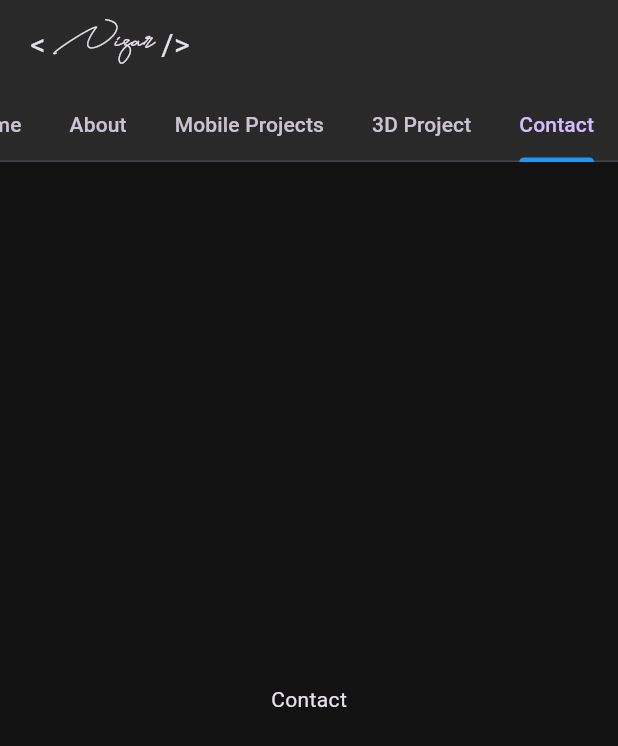
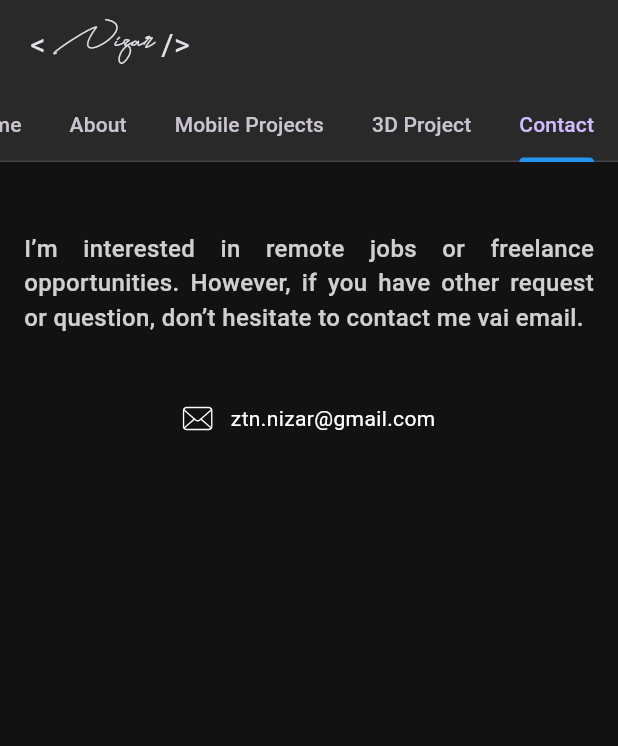
Before and after one commit to nizarzitouni/portfolio, a Flutter app: the screen it shows after launch, tab 5 chosen, on a phone screen of 412 x 824 dp. Shown: the top 746 px of the screen. Run offline on Flutter 3.47's test engine with Material 3 defaults, Android fonts, the phone set to English and light mode, and no system bars; our stand-ins replace carousel_slider, flutter_screenutil, flutter_svg, gap, go_router, google_fonts; missing offline and left inert: responsive_grid_list, universal_html.

Commit message:
Mobile Version finished

```diff
--- /dev/null
+++ b/lib/view/home_v_mobile/contact/mob_contact.dart
@@ -0,0 +1,76 @@
+import 'package:flutter/material.dart';
+import 'package:flutter_svg/flutter_svg.dart';
+import 'package:gap/gap.dart';
+
+import '../../../core/constants.dart';
+import '../../../core/functions.dart';
+import '../../../core/pallete.dart';
+
+class MobContact extends StatelessWidget {
+  const MobContact({Key? key}) : super(key: key);
+
+  @override
+  Widget build(BuildContext context) {
+    return Padding(
+      padding: const EdgeInsets.all(16.0),
+      child: Column(
+        children: [
+          const Gap(30),
+          Wrap(
+            alignment: WrapAlignment.spaceBetween,
+            runAlignment: WrapAlignment.center,
+            runSpacing: 16,
+            children: [
+              Center(
+                child: Text(
+                  'I’m interested in remote jobs or freelance opportunities. However, if you have other request or question, don’t hesitate to contact me vai email.',
+                  style: TextStyle(
+                    color: Colors.white.withOpacity(.8),
+                    fontSize: 16,
+                    fontWeight: FontWeight.w500,
+                  ),
+                  textAlign: TextAlign.justify,
+                ),
+              ),
+              const Gap(30),
+              Center(
+                child: RawMaterialButton(
+                  hoverColor: Pallete.whiteColor.withOpacity(.4), // Set the hover color
+                  shape: RoundedRectangleBorder(
+                    borderRadius: BorderRadius.circular(8.0),
+                  ),
+                  padding: const EdgeInsets.all(12.0),
+
+                  onPressed: () {
+                    sendEmail();
+                  },
+                  child: Row(
+                    mainAxisSize: MainAxisSize.min,
+                    mainAxisAlignment: MainAxisAlignment.start,
+                    crossAxisAlignment: CrossAxisAlignment.center,
+                    children: [
+                      SvgPicture.asset(
+                        AssetsConstants.emailSvg,
+                        height: 20,
+                        colorFilter: const ColorFilter.mode(Colors.white, BlendMode.srcIn),
+                      ),
+                      const SizedBox(width: 12.0),
+                      const Text(
+                        'ztn.nizar@gmail.com',
+                        style: TextStyle(
+                          color: Colors.white,
+                          fontWeight: FontWeight.w400,
+                        ),
+                      ),
+                    ],
+                  ),
+                ),
+              ),
+            ],
+          ),
+          const Gap(30),
+        ],
+      ),
+    );
+  }
+}
--- a/lib/view/home_v_mobile/widgets/tabs_widget.dart
+++ b/lib/view/home_v_mobile/widgets/tabs_widget.dart
@@ -1,9 +1,11 @@
 import 'package:flutter/material.dart';
-import 'package:nizar_ztn_portfolio/core/pallete.dart';
-import 'package:nizar_ztn_portfolio/view/home_v_mobile/about/mob_about.dart';
 
-import '../../../core/constants.dart';
+import '../../../core/pallete.dart';
+import '../../../models/projects_data.dart';
+import '../about/mob_about.dart';
+import '../contact/mob_contact.dart';
 import '../home/mob_home.dart';
+import '../projects/mob_flutter_projects.dart';
 
 class TabsWidget extends StatefulWidget {
   const TabsWidget({Key? key}) : super(key: key);
@@ -52,12 +54,12 @@ class _TabsWidgetState extends State<TabsWidget> with SingleTickerProviderStateM
         Expanded(
           child: TabBarView(
             controller: _tabController,
-            children: const [
-              MobHome(),
-              MobAbout(),
-              Center(child: Text(MOBILEPROJECTS_HEADER)),
-              Center(child: Text(THREED_HEADER)),
-              Center(child: Text(CONTACT_HEADER)),
+            children: [
+              const MobHome(),
+              const MobAbout(),
+              MobFlutterProjects(projectModelsList: ProjectData.mobileDevProjectList),
+              MobFlutterProjects(projectModelsList: ProjectData.threeDProjectList),
+              const MobContact(),
             ],
           ),
         ),
--- a/lib/view/home_v_web/sections/projects/web_mobile_projects.dart
+++ b/lib/view/home_v_web/sections/projects/web_flutter_projects.dart
@@ -4,8 +4,8 @@ import 'package:responsive_grid_list/responsive_grid_list.dart';
 
 import 'widgets/project_card.dart';
 
-class WebMobileProjects extends StatelessWidget {
-  const WebMobileProjects({Key? key, required this.projectModelsList}) : super(key: key);
+class WebFlutterProjects extends StatelessWidget {
+  const WebFlutterProjects({Key? key, required this.projectModelsList}) : super(key: key);
   final List<ProjectModel> projectModelsList;
 
   @override
--- a/lib/view/home_v_web/sections/projects/widgets/project_card.dart
+++ b/lib/view/home_v_web/sections/projects/widgets/project_card.dart
@@ -72,7 +72,6 @@ class _ProjectCardState extends State<ProjectCard> {
             crossAxisAlignment: CrossAxisAlignment.start,
             children: [
               Container(
-                //  width: 330.58,
                 height: 300,
                 decoration: BoxDecoration(
                   image: DecorationImage(
@@ -84,7 +83,6 @@ class _ProjectCardState extends State<ProjectCard> {
               Padding(
                 padding: const EdgeInsets.only(left: 8, right: 8, top: 8),
                 child: SizedBox(
-                  //  width: 100,
                   height: 100,
                   child: ResponsiveGridList(
                     // Vertical space around the grid
--- a/lib/view/home_v_web/widgets/home_screen_web_body.dart
+++ b/lib/view/home_v_web/widgets/home_screen_web_body.dart
@@ -11,7 +11,7 @@ import '../sections/about/web_about.dart';
 import '../sections/contact/web_conatct.dart';
 import '../sections/home/web_home.dart';
 import 'web_menu_header.dart';
-import '../sections/projects/web_mobile_projects.dart';
+import '../sections/projects/web_flutter_projects.dart';
 
 class HomeScreenWebBody extends StatelessWidget {
   const HomeScreenWebBody({Key? key}) : super(key: key);
@@ -35,9 +35,9 @@ class HomeScreenWebBody extends StatelessWidget {
                 const SmallBarTitle(text: ABOUT_HEADER),
                 WebAbout(key: GlobalKeys.KEY_WEB_ABOUTME),
                 const SmallBarTitle(text: MOBILEPROJECTS_HEADER),
-                WebMobileProjects(key: GlobalKeys.KEY_WEB_MOBILEPORTFOLIO, projectModelsList: ProjectData.mobileDevProjectList),
+                WebFlutterProjects(key: GlobalKeys.KEY_WEB_MOBILEPORTFOLIO, projectModelsList: ProjectData.mobileDevProjectList),
                 const SmallBarTitle(text: THREED_HEADER),
-                WebMobileProjects(key: GlobalKeys.KEY_WEB_3DPORTFOLIO, projectModelsList: ProjectData.threeDProjectList),
+                WebFlutterProjects(key: GlobalKeys.KEY_WEB_3DPORTFOLIO, projectModelsList: ProjectData.threeDProjectList),
                 const SmallBarTitle(text: CONTACT_HEADER),
                 WebContact(key: GlobalKeys.KEY_WEB_CONTACTME),
                 const Gap(40),
```
Also changed, not shown: lib/view/home_v_mobile/projects/mob_flutter_projects.dart (added, +41 -0 lines).
